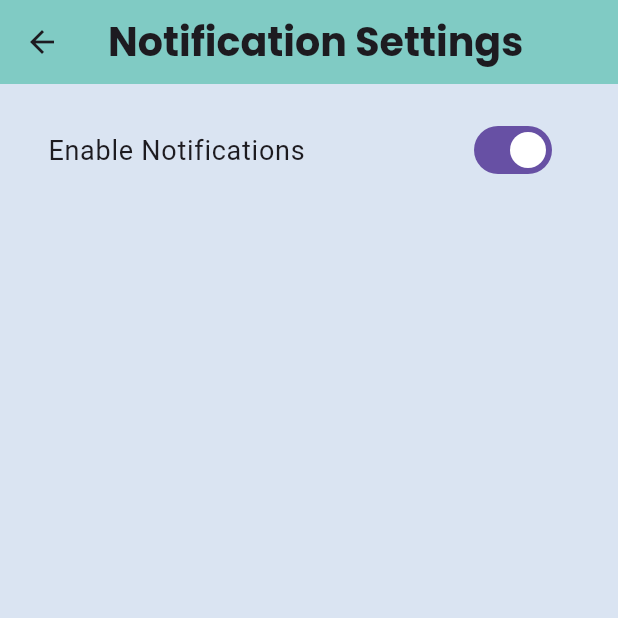
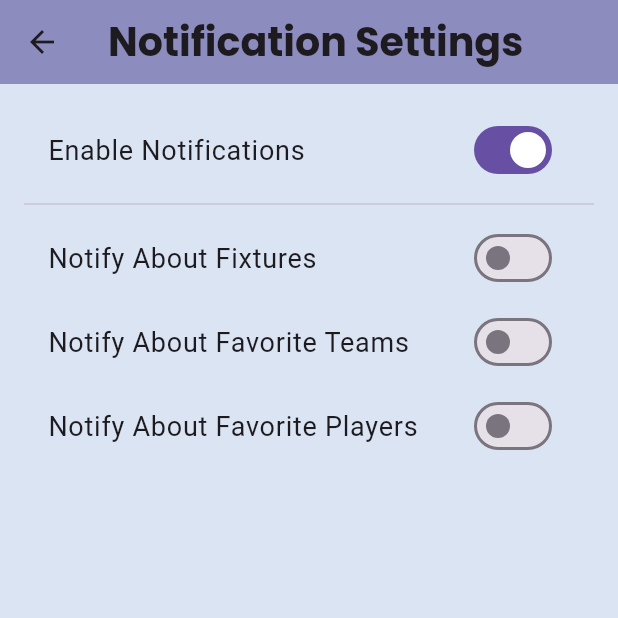
Before and after one commit to AaqilSh/SportSphereApp, a Flutter app: the NotificationSettingsScreen screen opened directly, on a phone screen of 412 x 824 dp, the top half of it. Run offline on Flutter 3.47's test engine with Material 3 defaults, Android fonts, the light colour scheme and no system bars; our stand-ins replace auto_size_text, firebase_auth, firebase_core, flutter_local_notifications, flutter_screenutil, font_awesome_flutter and 2 more; accounts and stored records are empty; network calls fail.

Commit message:
Notification options added

```diff
--- a/sportsphere/lib/screens/notification_screen.dart
+++ b/sportsphere/lib/screens/notification_screen.dart
@@ -13,6 +13,9 @@ class NotificationSettingsScreen extends StatefulWidget {
 class _NotificationSettingsScreenState
     extends State<NotificationSettingsScreen> {
   bool _notificationsEnabled = false;
+  bool _notifyFixtures = false;
+  bool _notifyTeams = false;
+  bool _notifyPlayers = false;
   final FlutterLocalNotificationsPlugin _flutterLocalNotificationsPlugin =
       FlutterLocalNotificationsPlugin();
 
@@ -55,6 +58,14 @@ class _NotificationSettingsScreenState
     }
   }
 
+  Widget _buildSwitchTile(String title, bool value, Function(bool) onChanged) {
+    return SwitchListTile(
+      title: Text(title, style: TextStyle(fontSize: 18.0)),
+      value: value,
+      onChanged: _notificationsEnabled ? onChanged : null,
+    );
+  }
+
   @override
   Widget build(BuildContext context) {
     return Scaffold(
@@ -72,6 +83,24 @@ class _NotificationSettingsScreenState
               _toggleNotifications(value);
             },
           ),
+          Divider(),
+          _buildSwitchTile('Notify About Fixtures', _notifyFixtures, (value) {
+            setState(() {
+              _notifyFixtures = value;
+            });
+          }),
+          _buildSwitchTile('Notify About Favorite Teams', _notifyTeams,
+              (value) {
+            setState(() {
+              _notifyTeams = value;
+            });
+          }),
+          _buildSwitchTile('Notify About Favorite Players', _notifyPlayers,
+              (value) {
+            setState(() {
+              _notifyPlayers = value;
+            });
+          }),
         ],
       ),
     );
--- a/sportsphere/lib/screens/theme.dart
+++ b/sportsphere/lib/screens/theme.dart
@@ -2,7 +2,7 @@ import 'package:flutter/material.dart';
 import 'package:flutter_screenutil/flutter_screenutil.dart';
 
 final ThemeData appTheme = ThemeData(
-  primaryColor: Color(0xFF064C93), // Deep Blue
+  // primaryColor: Color(0xFF064C93), // Deep Blue
   scaffoldBackgroundColor: Color(0xffDAE4F2),
   // Light Grayish White
   cardColor: Colors.white, // Cards
@@ -29,7 +29,7 @@ final ThemeData appTheme = ThemeData(
     ),
   ),
   appBarTheme: AppBarTheme(
-    backgroundColor: Color(0xff80CBC4),
+    backgroundColor: Color(0xff8C8CBF),
     // foregroundColor: Color(0xffF2E8DA),
   ),
 );
```
Also changed, not shown: sportsphere/lib/screens/login_screen.dart (+4 -4 lines), sportsphere/lib/screens/sign_up_screen.dart (+44 -10 lines).
